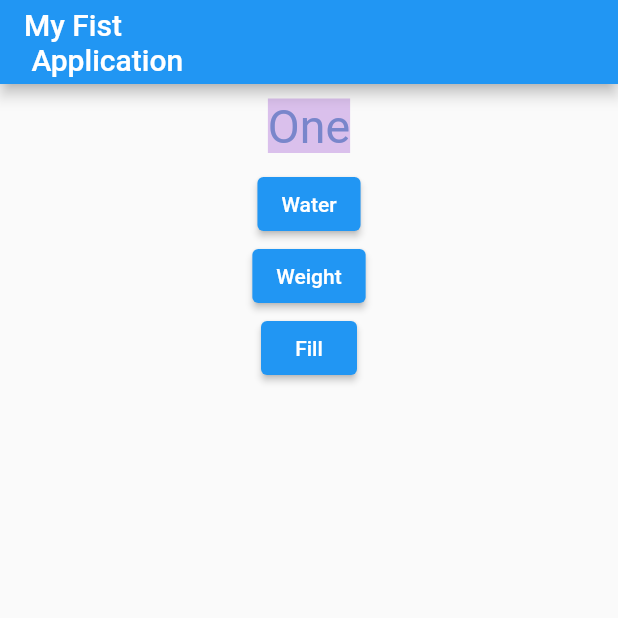
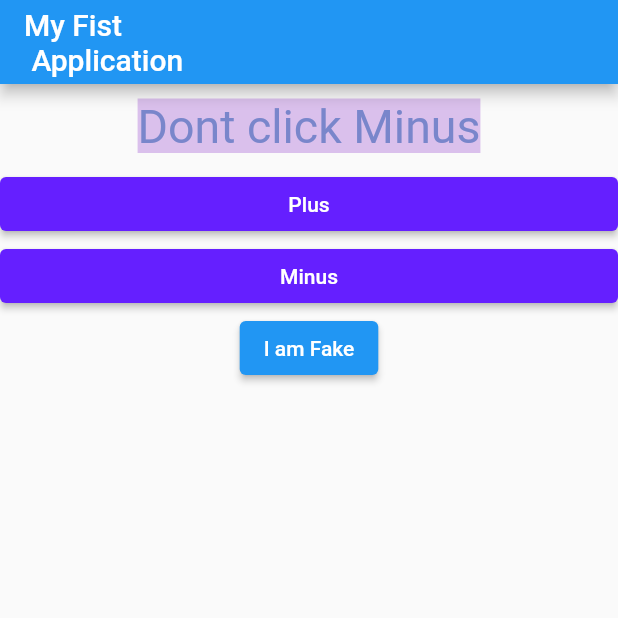
Before and after one commit to Setu-13/FlutterApp-1, a Flutter app: the screen it shows after launch, on a phone screen of 412 x 824 dp, the top half of it. Run offline on Flutter 3.47's test engine with Material 2 defaults, Android fonts, the phone set to English and light mode, and no system bars.

Commit message:
Added answer.dart to manage the button widget. Also learned basic button theams

```diff
--- /dev/null
+++ b/lib/answer.dart
@@ -0,0 +1,21 @@
+import "package:flutter/material.dart";
+
+class Answer extends StatelessWidget {
+  final VoidCallback setHandler;
+  final String buttonName;
+
+  Answer(this.setHandler, this.buttonName);
+  @override
+  Widget build(BuildContext context) {
+    return Container(
+      width: double.infinity,
+      child: ElevatedButton(
+          child: Text(buttonName),
+          onPressed: setHandler,
+          style: ButtonStyle(
+            backgroundColor:
+                MaterialStateProperty.all(Colors.deepPurpleAccent.shade400),
+          )),
+    );
+  }
+}
--- a/lib/main.dart
+++ b/lib/main.dart
@@ -2,6 +2,7 @@ import 'package:flutter/cupertino.dart';
 import 'package:flutter/material.dart';
 
 import './question.dart';
+import './answer.dart';
 
 void main() {
   runApp(MyApp());
@@ -28,13 +29,27 @@ class _MyAppState extends State<MyApp> {
     //print("fsa");
   }
 
+  ///
+  void _answerQuestion_decr() {
+    setState(() {
+      _questionIndex--;
+      //print(questionIndex);
+    });
+
+    print(_questionIndex);
+    //print("fsa");
+  }
+
+  ///
   @override
   Widget build(BuildContext context) {
     var questions = [
+      "Dont click Minus",
       "One",
-      "Twodeef",
-      "hewool",
-      "sfds",
+      "Two",
+      "Three",
+      "Four",
+      "Dont click Plus",
     ];
 
     return MaterialApp(
@@ -50,20 +65,13 @@ class _MyAppState extends State<MyApp> {
                 Question(
                   questions[_questionIndex],
                 ),
-                ElevatedButton(
-                  onPressed: _answerQuestion,
-                  child: Text("Water"),
-                ),
+                Answer(_answerQuestion, "Plus"), //Button 1
+
+                Answer(_answerQuestion_decr, "Minus"), //Button 2
+
                 ElevatedButton(
                   onPressed: () => print("button pressed"),
-                  child: Text("Weight"),
-                ),
-                ElevatedButton(
-                  onPressed: () => {
-                    print("button bla bla pressed"),
-                    print("bla labbu"),
-                  },
-                  child: Text("Fill"),
+                  child: Text("I am Fake"),
                 ),
               ],
             ))
```
